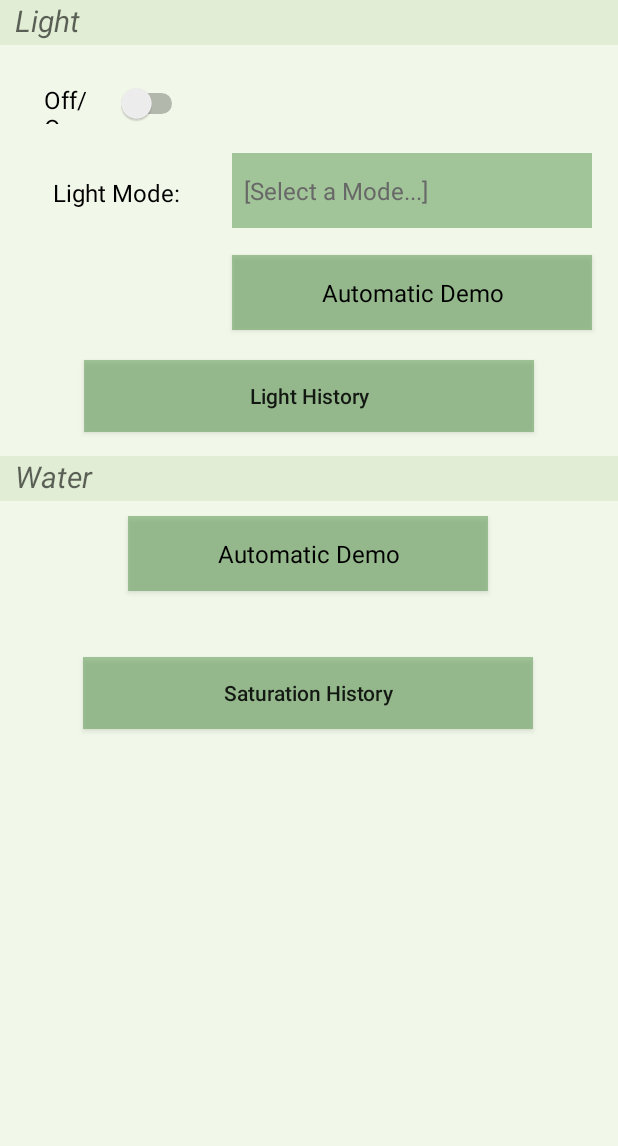
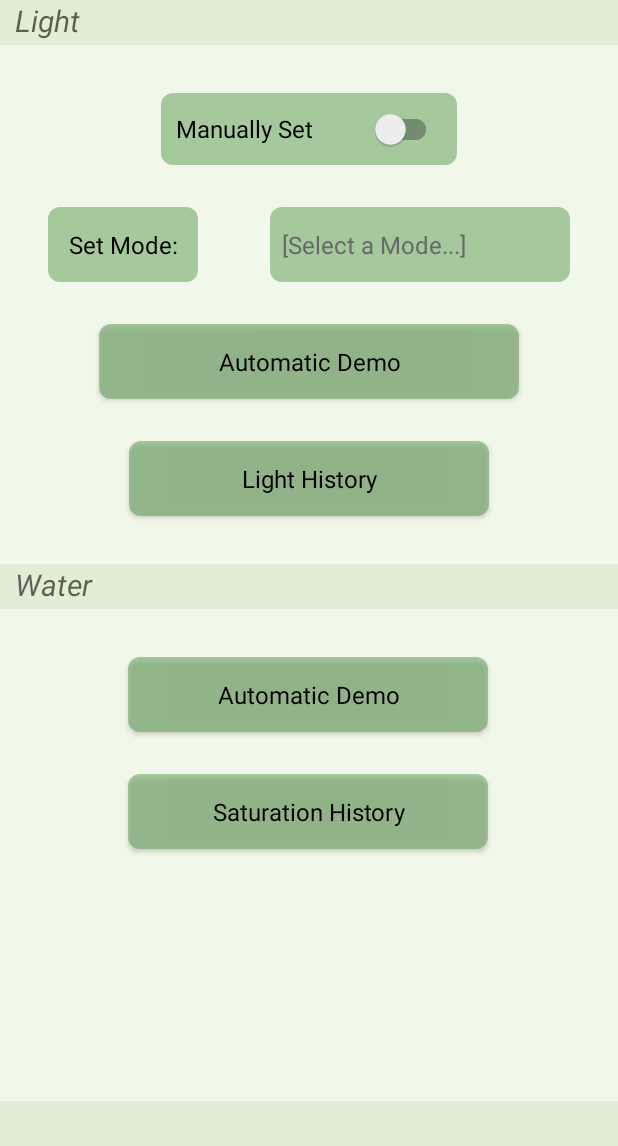
Before and after one commit to Claydeex/MyApplication, an Android app: the screen it shows after launch (PlantSelectionActivity), after a tap on an icon or button, on a phone screen of 412 x 824 dp, the part 90-1236 px from its top. Run offline under Robolectric (Android 15) with nearby library versions, the phone set to English and light mode, and no system bars; our stand-ins replace Firebase (no records; nobody signed in at launch, a user with empty details on screens opened directly); 1 other tap on this screen came first.

Commit message:
Working Firebase Connection - April Update

```diff
--- a/app/src/main/java/com/Fyto/UserApp/HomepageData.java
+++ b/app/src/main/java/com/Fyto/UserApp/HomepageData.java
@@ -2,9 +2,10 @@ package com.Fyto.UserApp;
 
 public class HomepageData {
 
-    private Long isConnected;
+    private Boolean isConnected;
     private Long humidityReading;
     private Long waterLevel;
+    private Long luxReading;
 
     public HomepageData(){
 
@@ -14,7 +15,7 @@ public class HomepageData {
         return String.valueOf(isConnected);
     }
 
-    public void setIsConnected(Long isConnected) {
+    public void setIsConnected(Boolean isConnected) {
         this.isConnected = isConnected;
     }
 
@@ -33,4 +34,13 @@ public class HomepageData {
     public void setWaterLevel(Long waterLevel) {
         this.waterLevel = waterLevel;
     }
+
+    public String getLuxReading() {
+        return String.valueOf(luxReading);
+    }
+
+    public void setLuxReading(Long luxReading) {
+        this.luxReading = luxReading;
+    }
+
 }
--- a/app/src/main/java/com/Fyto/UserApp/MainActivity.kt
+++ b/app/src/main/java/com/Fyto/UserApp/MainActivity.kt
@@ -10,13 +10,15 @@ import android.os.Bundle
 import android.util.Log
 import android.widget.ImageView
 import android.widget.RemoteViews
+import android.widget.TextView
 import androidx.appcompat.app.AppCompatActivity
 import kotlinx.android.synthetic.main.homepage.*
 import com.google.firebase.database.*
 
 class MainActivity : AppCompatActivity() {
 
-    lateinit var myRef: DatabaseReference
+    private var mFirebaseDatabase: FirebaseDatabase? = null
+    private var myRef: DatabaseReference? = null
 
     lateinit var notificationManager: NotificationManager
     lateinit var notificationChannel: NotificationChannel
@@ -24,9 +26,13 @@ class MainActivity : AppCompatActivity() {
     private val channelId = "com.Fyto.UserApp"
     private val description = "Water Reservoir Low"
 
+    companion object {
+        private const val TAG = "MyActivity"
+    }
+
     override fun onCreate(savedInstanceState: Bundle?) {
         super.onCreate(savedInstanceState)
-        myRef = FirebaseDatabase.getInstance().getReference()
+        myRef = FirebaseDatabase.getInstance().reference
 
         val imgView = ImageView(this)
         val bmFytoImg = BitmapFactory.decodeFile("C:\\Users\\harri\\AndroidStudioProjects\\MyApplication\\app\\src\\main\\res\\drawable\\fytologo.png")
@@ -91,25 +97,33 @@ class MainActivity : AppCompatActivity() {
             notificationManager.notify(1234, builder.build())
         }
 
-        myRef.addValueEventListener(object : ValueEventListener {
-            /*override fun onDataChange(dataSnapshot : DataSnapshot?) {
+        myRef!!.addValueEventListener(object : ValueEventListener {
+            override fun onDataChange(dataSnapshot:DataSnapshot) {
                 // This method is called once with the initial value and again
                 // whenever data at this location is updated
+
+                val rHomepageDataLux: HomepageData? = dataSnapshot.child("Light").child("L0").getValue(HomepageData::class.java)
+                findViewById<TextView>(R.id.lightVal).text = rHomepageDataLux?.luxReading
 
                 val rHomepageDataSH0: HomepageData? = dataSnapshot.child("SoilHumidity").child("SH0").getValue(HomepageData::class.java)
                 findViewById<TextView>(R.id.Humidity1).text = rHomepageDataSH0?.humidityReading
 
-                //val rHomepageDataSH1: HomepageData? = dataSnapshot.child("SoilHumidity").child("SH1").getValue(HomepageData::class.java)
-                //findViewById<TextView>(R.id.Humidity2).text = rHomepageDataSH1?.humidityReading
+                val rHomepageDataSH1: HomepageData? = dataSnapshot.child("SoilHumidity").child("SH1").getValue(HomepageData::class.java)
+                findViewById<TextView>(R.id.Humidity2).text = rHomepageDataSH1?.humidityReading
 
-                //val rHomepageDataWL: HomepageData? = dataSnapshot.child("WateringSystem").child("waterLevel").getValue(HomepageData::class.java)
-               //findViewById<TextView>(R.id.WaterLevel).text = rHomepageDataWL?.waterLevel
+                val rHomepageDataWL: HomepageData? = dataSnapshot.child("WateringSystem").getValue(HomepageData::class.java)
+               findViewById<TextView>(R.id.WaterLevel).text = rHomepageDataWL?.waterLevel
 
-            }*/
+            }
 
-            override fun onCancelled(p0: DatabaseError) {
+            override fun onCancelled(error: DatabaseError) {
                 // Failed to read value
-                TODO("not implemented")
+                Log.w(TAG, "Failed to read value.", error.toException())
+            }
+
+            /*override fun onCancelled(p0: DatabaseError) {
+                // Failed to read value
+
                 Log.w("MyActivity", "Failed to read value.")
             }
 
@@ -120,7 +134,7 @@ class MainActivity : AppCompatActivity() {
 
                 }
 
-            }
+            }*/
         })
 
         plant_1.setOnClickListener {
--- a/app/src/main/java/com/Fyto/UserApp/PlantSelectionActivity.kt
+++ b/app/src/main/java/com/Fyto/UserApp/PlantSelectionActivity.kt
@@ -76,8 +76,8 @@ class PlantSelectionActivity : AppCompatActivity() {
                 // This method is called once with the initial value and again
                 // whenever data at this location is updated
 
-                val rPlantDataUno: ReadPlantData? = dataSnapshot.child("Light").child("L0").getValue(ReadPlantData::class.java)
-                findViewById<TextView>(R.id.textView2).text = rPlantDataUno?.luxReading
+                //val rPlantDataUno: ReadPlantData? = dataSnapshot.child("Light").child("L0").getValue(ReadPlantData::class.java)
+                //findViewById<TextView>(R.id.textView2).text = rPlantDataUno?.luxReading
 
                 //for (ds in dataSnapshot.children) {
 
--- /dev/null
+++ b/app/src/main/res/drawable/rounded_button.xml
@@ -0,0 +1,9 @@
+<?xml version="1.0" encoding="utf-8"?>
+<shape xmlns:android="http://schemas.android.com/apk/res/android"
+    android:shape="rectangle">
+    <solid android:color="#eeffffff" />
+    <corners android:bottomRightRadius="8dp"
+        android:bottomLeftRadius="8dp"
+        android:topRightRadius="8dp"
+        android:topLeftRadius="8dp"/>
+</shape>
--- a/app/src/main/res/layout/homepage.xml
+++ b/app/src/main/res/layout/homepage.xml
@@ -225,42 +225,54 @@
         android:id="@+id/Humidity1"
         android:layout_width="wrap_content"
         android:layout_height="wrap_content"
-        android:layout_marginTop="40dp"
 
         android:layout_marginEnd="32dp"
         android:text="HumidityTest1"
         app:layout_constraintEnd_toStartOf="@+id/WaterLevel"
-        app:layout_constraintTop_toBottomOf="@+id/btn_notify" />
+        tools:layout_editor_absoluteY="104dp" />
 
     <TextView
         android:id="@+id/Humidity2"
         android:layout_width="wrap_content"
         android:layout_height="19dp"
-        android:layout_marginTop="40dp"
         android:layout_marginEnd="28dp"
         android:text="HumidityTest2"
         app:layout_constraintEnd_toEndOf="parent"
-        app:layout_constraintTop_toBottomOf="@+id/btn_notify" />
+        tools:layout_editor_absoluteY="104dp" />
 
     <TextView
         android:id="@+id/WaterLevel"
         android:layout_width="wrap_content"
         android:layout_height="wrap_content"
-        android:layout_marginTop="36dp"
         android:layout_marginEnd="36dp"
         android:text="WaterLevelTest"
         app:layout_constraintEnd_toStartOf="@+id/Humidity2"
-        app:layout_constraintTop_toBottomOf="@+id/btn_notify" />
+        tools:layout_editor_absoluteY="100dp" />
+
+    <TextView
+        android:id="@+id/lightVal"
+        style="@android:style/Widget.DeviceDefault.TextView"
+        android:layout_width="90dp"
+        android:layout_height="33dp"
+        android:layout_marginTop="132dp"
+        android:layout_marginEnd="164dp"
+        android:text="Lux Value"
+        android:textAppearance="@style/TextAppearance.AppCompat.Body1"
+        android:textSize="16sp"
+        app:layout_constraintEnd_toEndOf="parent"
+        app:layout_constraintTop_toBottomOf="@+id/plant_1" />
 
     <Button
         android:id="@+id/btn_notify"
         android:layout_width="wrap_content"
         android:layout_height="wrap_content"
-        android:layout_marginTop="16dp"
-        android:layout_marginEnd="60dp"
-        android:text="Notification Button"
+        android:layout_marginTop="32dp"
+        android:layout_marginEnd="8dp"
+        android:backgroundTint="#F1F8E9"
+        android:visibility="visible"
         app:layout_constraintEnd_toEndOf="parent"
-        app:layout_constraintTop_toTopOf="parent" />
+        app:layout_constraintTop_toTopOf="parent"
+        app:showText="false" />
 
 
 </androidx.constraintlayout.widget.ConstraintLayout>
--- a/app/src/main/res/layout/plant_chosen.xml
+++ b/app/src/main/res/layout/plant_chosen.xml
@@ -57,98 +57,100 @@
         <androidx.constraintlayout.widget.ConstraintLayout
             android:id="@+id/constraintLayout"
             android:layout_width="match_parent"
-            android:layout_height="match_parent">
-
-            <TextView
-                android:id="@+id/textView2"
-                style="@android:style/Widget.DeviceDefault.TextView"
-                android:layout_width="203dp"
-                android:layout_height="34dp"
-                android:layout_marginTop="20dp"
-                android:layout_marginBottom="18dp"
-                android:text="Lux Value"
-                android:textAppearance="@style/TextAppearance.AppCompat.Body1"
-                android:textSize="16sp"
-                app:layout_constraintBottom_toTopOf="@+id/light_sched_spinner"
-                app:layout_constraintEnd_toEndOf="parent"
-                app:layout_constraintHorizontal_bias="0.8"
-                app:layout_constraintStart_toStartOf="parent"
-                app:layout_constraintTop_toTopOf="parent" />
+            android:layout_height="match_parent"
+            android:backgroundTint="#9468A15F"
+            android:backgroundTintMode="src_in">
 
             <Spinner
                 android:id="@+id/light_sched_spinner"
                 style="@style/LightSpinnerTheme"
-                android:layout_width="240dp"
+                android:layout_width="200dp"
                 android:layout_height="50dp"
-                android:layout_marginTop="18dp"
-                android:background="#9468A15F"
+                android:layout_marginStart="24dp"
+                android:layout_marginTop="28dp"
+                android:layout_marginEnd="45dp"
+                android:layout_marginBottom="28dp"
+                android:background="@drawable/rounded_button"
+                android:backgroundTint="#9468A15F"
                 android:gravity="center"
                 android:popupElevation="16sp"
                 android:prompt="@string/light"
                 android:textAlignment="center"
                 android:textSize="16sp"
+                app:layout_constraintBottom_toTopOf="@+id/light_mode_button"
                 app:layout_constraintEnd_toEndOf="parent"
-                app:layout_constraintHorizontal_bias="0.9"
-                app:layout_constraintStart_toStartOf="parent"
-                app:layout_constraintTop_toBottomOf="@+id/textView2" />
+                app:layout_constraintStart_toEndOf="@+id/textView3"
+                app:layout_constraintTop_toBottomOf="@+id/switch1" />
 
             <Button
                 android:id="@+id/light_mode_button"
                 style="@android:style/Widget.TextView.PopupMenu"
-                android:layout_width="240dp"
+                android:layout_width="280dp"
                 android:layout_height="50dp"
-                android:layout_marginTop="18dp"
-                android:background="#9468A15F"
+                android:layout_marginStart="8dp"
+                android:layout_marginTop="28dp"
+                android:layout_marginEnd="8dp"
+                android:background="@drawable/rounded_button"
+                android:backgroundTint="#9468A15F"
                 android:text="@string/automatic_demo"
                 android:textAllCaps="false"
                 android:textSize="16sp"
                 app:layout_constraintEnd_toEndOf="parent"
-                app:layout_constraintHorizontal_bias="0.9"
                 app:layout_constraintStart_toStartOf="parent"
                 app:layout_constraintTop_toBottomOf="@+id/light_sched_spinner" />
 
             <TextView
                 android:id="@+id/textView3"
                 style="@android:style/Widget.TextView.PopupMenu"
-                android:layout_width="wrap_content"
-                android:layout_height="wrap_content"
-                android:layout_marginStart="24dp"
-                android:layout_marginTop="15dp"
+                android:layout_width="100dp"
+                android:layout_height="50dp"
+                android:layout_marginStart="45dp"
                 android:layout_marginEnd="24dp"
+                android:background="@drawable/rounded_button"
+                android:backgroundTint="#9468A15F"
                 android:elegantTextHeight="false"
-                android:text="Light Mode:"
+                android:gravity="center"
+                android:text="Set Mode:"
                 android:textAllCaps="false"
                 android:textSize="16sp"
-                app:layout_constraintEnd_toStartOf="@+id/light_mode_button"
+                app:layout_constraintEnd_toStartOf="@+id/light_sched_spinner"
                 app:layout_constraintStart_toStartOf="parent"
                 app:layout_constraintTop_toTopOf="@+id/light_sched_spinner" />
 
-            <Switch
+            <androidx.appcompat.widget.SwitchCompat
                 android:id="@+id/switch1"
                 style="@android:style/Widget.TextView.PopupMenu"
-                android:layout_width="96dp"
-                android:layout_height="12dp"
-                android:layout_marginStart="16dp"
-                android:layout_marginTop="25dp"
-                android:layout_marginEnd="16dp"
-                android:text="Off/On"
+                android:layout_width="197dp"
+                android:layout_height="48dp"
+                android:layout_marginTop="32dp"
+                android:background="@drawable/rounded_button"
+                android:backgroundTint="#9468A15F"
+                android:paddingLeft="10dp"
+                android:paddingRight="10dp"
+                android:text="Manually Set"
+                android:textOff="@string/off"
+                android:textOn="@string/on"
                 android:textSize="16sp"
-                app:layout_constraintEnd_toStartOf="@+id/light_sched_spinner"
+                app:layout_constraintEnd_toEndOf="parent"
                 app:layout_constraintStart_toStartOf="parent"
-                app:layout_constraintTop_toTopOf="parent" />
+                app:layout_constraintTop_toTopOf="parent"
+                app:showText="false" />
 
             <Button
                 android:id="@+id/light_history_button"
-                android:layout_width="300dp"
-                android:layout_height="wrap_content"
-                android:layout_marginStart="16dp"
-                android:layout_marginTop="20dp"
-                android:layout_marginEnd="16dp"
-                android:background="#9468A15F"
+                style="@android:style/Widget.TextView.PopupMenu"
+                android:layout_width="240dp"
+                android:layout_height="50dp"
+                android:layout_marginStart="8dp"
+                android:layout_marginTop="28dp"
+                android:layout_marginEnd="8dp"
+                android:background="@drawable/rounded_button"
+                android:backgroundTint="#9468A15F"
                 android:cursorVisible="false"
                 android:gravity="center"
                 android:text="@string/light_history"
                 android:textAllCaps="false"
+                android:textSize="16sp"
                 app:layout_constraintEnd_toEndOf="parent"
                 app:layout_constraintStart_toStartOf="parent"
                 app:layout_constraintTop_toBottomOf="@+id/light_mode_button" />
@@ -158,15 +160,15 @@
                 style="@android:style/TextAppearance.Material.Widget.Toolbar.Subtitle"
                 android:layout_width="match_parent"
                 android:layout_height="30dp"
-                android:layout_marginTop="84dp"
+                android:layout_marginTop="32dp"
                 android:background="?android:attr/listDivider"
                 android:backgroundTint="#689F38"
                 android:paddingLeft="10sp"
                 android:text="Water"
                 android:textSize="20sp"
                 android:textStyle="italic"
-                app:layout_constraintTop_toBottomOf="@+id/light_mode_button"
-                tools:layout_editor_absoluteX="0dp" />
+                app:layout_constraintTop_toBottomOf="@+id/light_history_button"
+                tools:layout_editor_absoluteX="-16dp" />
 
             <Button
                 android:id="@+id/water_mode_button"
@@ -174,32 +176,49 @@
                 android:layout_width="240dp"
                 android:layout_height="50dp"
                 android:layout_marginStart="8dp"
-                android:layout_marginTop="192dp"
+                android:layout_marginTop="32dp"
                 android:layout_marginEnd="8dp"
-                android:background="#9468A15F"
+                android:background="@drawable/rounded_button"
+                android:backgroundTint="#9468A15F"
                 android:text="@string/automatic_demo"
                 android:textAllCaps="false"
                 android:textSize="16sp"
                 app:layout_constraintEnd_toEndOf="parent"
                 app:layout_constraintHorizontal_bias="0.496"
                 app:layout_constraintStart_toStartOf="parent"
-                app:layout_constraintTop_toBottomOf="@+id/light_sched_spinner" />
+                app:layout_constraintTop_toBottomOf="@+id/textView6" />
 
             <Button
                 android:id="@+id/water_history_button"
-                android:layout_width="300dp"
-                android:layout_height="wrap_content"
+                style="@android:style/Widget.TextView.PopupMenu"
+                android:layout_width="240dp"
+                android:layout_height="50dp"
                 android:layout_marginStart="16dp"
-                android:layout_marginTop="104dp"
+                android:layout_marginTop="28dp"
                 android:layout_marginEnd="16dp"
-                android:background="#9468A15F"
+                android:background="@drawable/rounded_button"
+                android:backgroundTint="#9468A15F"
                 android:gravity="center"
                 android:text="@string/water_history"
                 android:textAllCaps="false"
+                android:textSize="16sp"
                 app:layout_constraintEnd_toEndOf="parent"
                 app:layout_constraintHorizontal_bias="0.493"
                 app:layout_constraintStart_toStartOf="parent"
-                app:layout_constraintTop_toBottomOf="@+id/textView6" />
+                app:layout_constraintTop_toBottomOf="@+id/water_mode_button" />
+
+            <TextView
+                android:id="@+id/textView4"
+                style="@android:style/TextAppearance.Material.Widget.Toolbar.Subtitle"
+                android:layout_width="match_parent"
+                android:layout_height="30dp"
+                android:background="?android:attr/listDivider"
+                android:backgroundTint="#689F38"
+                android:paddingLeft="10sp"
+                android:textSize="20sp"
+                android:textStyle="italic"
+                app:layout_constraintBottom_toBottomOf="parent"
+                tools:layout_editor_absoluteX="16dp" />
 
         </androidx.constraintlayout.widget.ConstraintLayout>
 
--- a/app/src/main/res/values/strings.xml
+++ b/app/src/main/res/values/strings.xml
@@ -9,6 +9,8 @@
     <string name="lux_value">Lux Value</string>
     <string name="tap_an_item_from_action_bar_menu">Tap an item from action bar menu.</string>
     <string name="action_settings">Settings</string>
+    <string name="off">OFF</string>
+    <string name="on">ON</string>
 
     <string-array name="GeneralSettings">
         <item>Pot Size</item>
```
